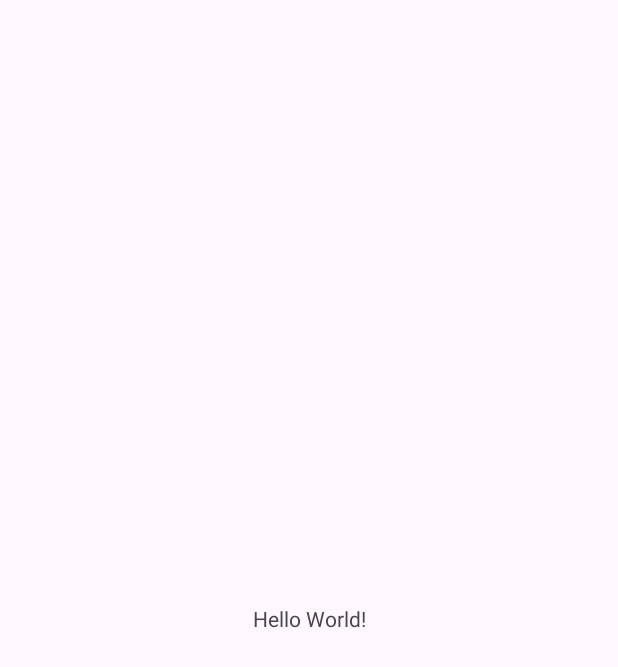
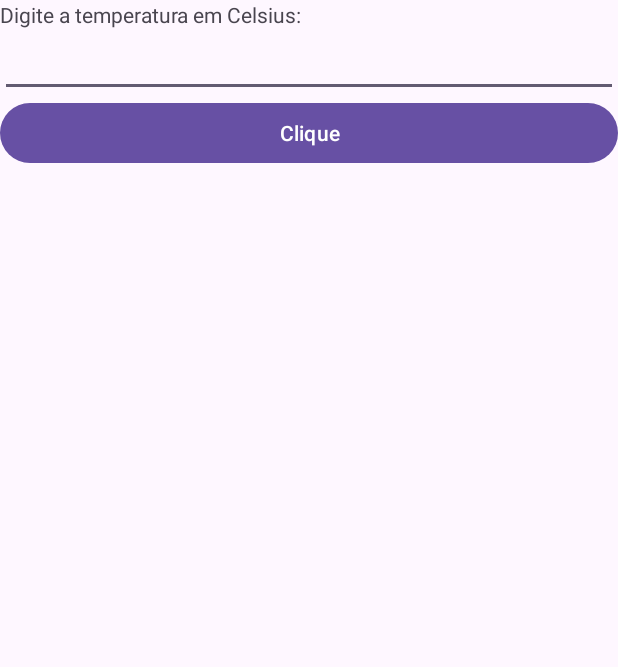
Before and after one commit to jpandolpho/arqdmo1_conversor_temperatura, an Android app: the screen it shows after launch (MainActivity), on a phone screen of 412 x 824 dp. Before the commit the part shown is almost empty. Shown: the top 667 px of the screen. Run offline under Robolectric (Android 15) with nearby library versions, the phone set to English and light mode, and no system bars.

Commit message:
Criação da estrutura do app em XML.

```diff
--- a/app/src/main/res/layout/activity_main.xml
+++ b/app/src/main/res/layout/activity_main.xml
@@ -1,19 +1,32 @@
 <?xml version="1.0" encoding="utf-8"?>
-<androidx.constraintlayout.widget.ConstraintLayout xmlns:android="http://schemas.android.com/apk/res/android"
+<LinearLayout xmlns:android="http://schemas.android.com/apk/res/android"
     xmlns:app="http://schemas.android.com/apk/res-auto"
     xmlns:tools="http://schemas.android.com/tools"
     android:id="@+id/main"
     android:layout_width="match_parent"
     android:layout_height="match_parent"
+    android:orientation="vertical"
     tools:context=".MainActivity">
 
     <TextView
-        android:layout_width="wrap_content"
+        android:layout_width="match_parent"
         android:layout_height="wrap_content"
-        android:text="Hello World!"
-        app:layout_constraintBottom_toBottomOf="parent"
-        app:layout_constraintEnd_toEndOf="parent"
-        app:layout_constraintStart_toStartOf="parent"
-        app:layout_constraintTop_toTopOf="parent" />
+        android:text="Digite a temperatura em Celsius:" />
 
-</androidx.constraintlayout.widget.ConstraintLayout>
+    <EditText
+        android:id="@+id/edit_temperature"
+        android:layout_width="match_parent"
+        android:layout_height="wrap_content" />
+
+    <Button
+        android:id="@+id/button_converter"
+        android:layout_width="match_parent"
+        android:layout_height="wrap_content"
+        android:text="Clique" />
+
+    <TextView
+        android:id="@+id/text_fahrenheit"
+        android:layout_width="match_parent"
+        android:layout_height="wrap_content" />
+
+</LinearLayout>
```
